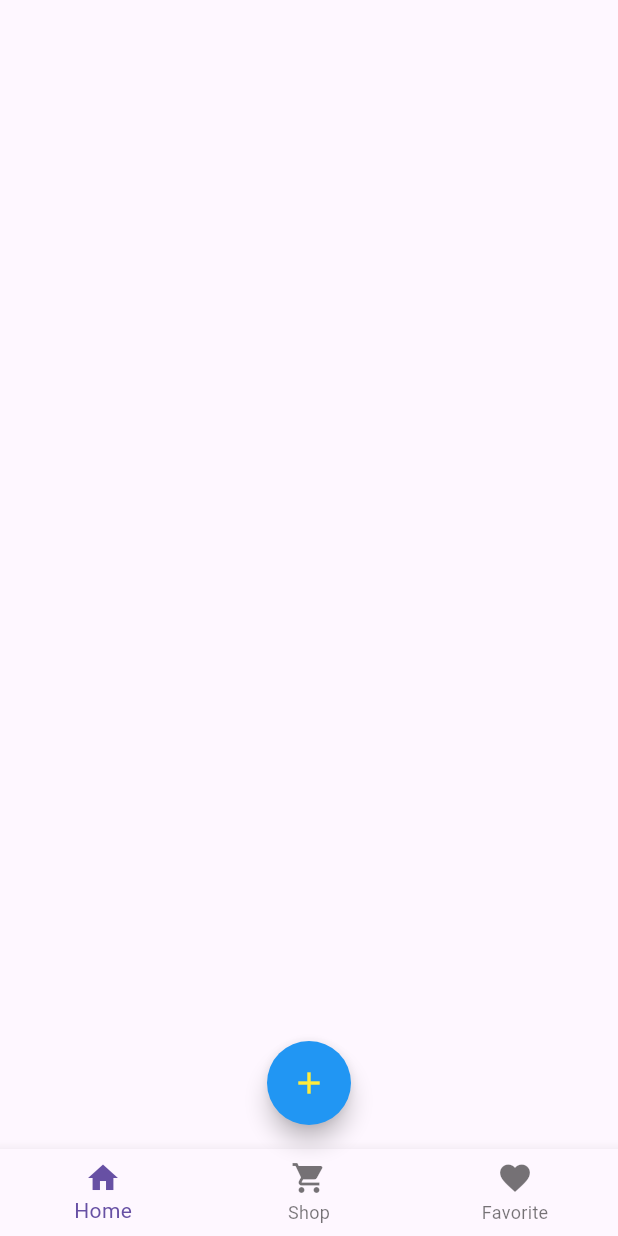
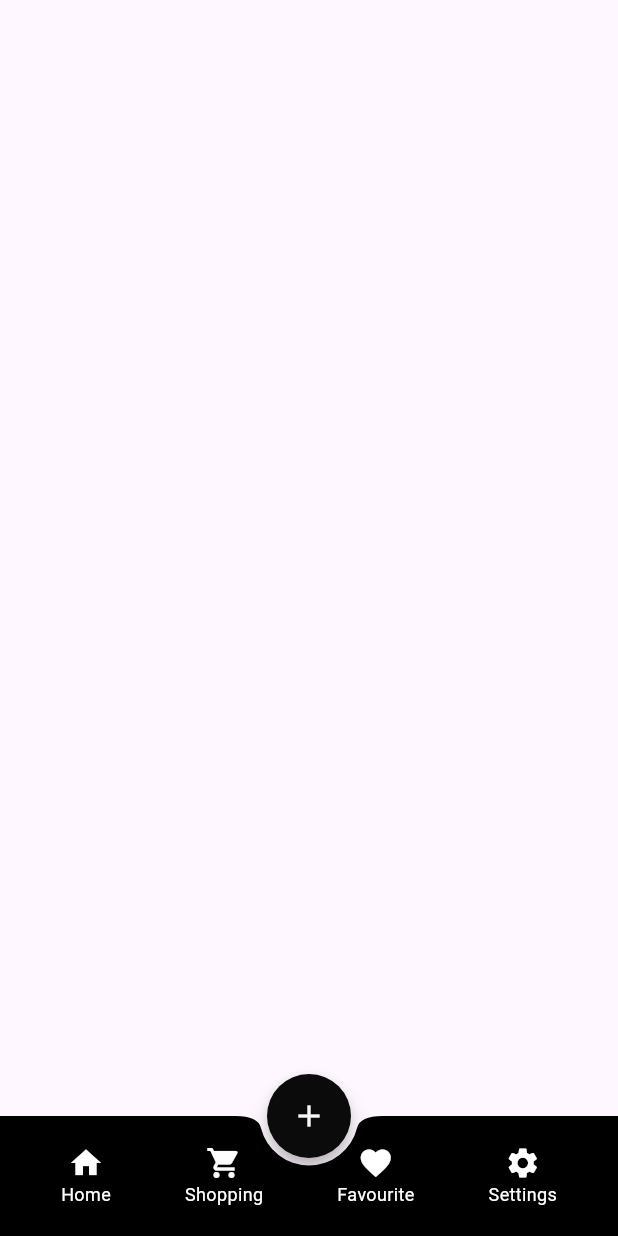
Before and after one commit to ianotieno/MyApp, a Flutter app: the screen it shows after launch, on a phone screen of 412 x 824 dp. Run offline on Flutter 3.47's test engine with Material 3 defaults, Android fonts, the phone set to English and light mode, and no system bars; our stand-ins replace font_awesome_flutter.

Commit message:
update bottomApp

```diff
--- a/lib/screens/float.dart
+++ b/lib/screens/float.dart
@@ -6,39 +6,77 @@ class Float extends StatelessWidget {
   @override
   Widget build(BuildContext context) {
     return Scaffold(
-    floatingActionButtonLocation: FloatingActionButtonLocation.centerFloat,
+      floatingActionButtonLocation: FloatingActionButtonLocation.centerDocked,
       floatingActionButton: FloatingActionButton(
         onPressed: () {},
-
-      backgroundColor:Colors.blue,
-      foregroundColor: Colors.yellow,
-       shape: CircleBorder(
-
+        backgroundColor: const Color.fromARGB(255, 11, 11, 11),
+        foregroundColor: const Color.fromARGB(255, 247, 247, 247),
+        shape: const CircleBorder(),
+        child: const Icon(Icons.add),
       ),
-
-      child: Icon(Icons.add),
-
+      bottomNavigationBar: BottomAppBar(
+        notchMargin: 5.0,
+       shape: CircularNotchedRectangle(),
+        color: Colors.black,
+        child: Row(
+          mainAxisAlignment: MainAxisAlignment.spaceAround,
+          mainAxisSize: MainAxisSize.max,
+          children: [
+            Padding(
+              padding: const EdgeInsets.symmetric(horizontal: 20.0, vertical: 4.0), // Reduced vertical padding
+              child: Column(
+                mainAxisSize: MainAxisSize.min,
+                children: const [
+                  Icon(Icons.home, color: Colors.white, size: 24), // Reduced icon size
+                  Text(
+                    "Home",
+                    style: TextStyle(color: Colors.white, fontSize: 12), // Reduced font size
                   ),
-   bottomNavigationBar: BottomNavigationBar(
-     items: [
-       BottomNavigationBarItem(
-         icon: Icon(Icons.home),
-         label: 'Home',
+                ],
               ),
-       BottomNavigationBarItem(
-         icon: Icon(Icons.shopping_cart),
-         label: 'Shop',
             ),
-        BottomNavigationBarItem(
-         icon: Icon(Icons.favorite),
-         label: 'Favorite',
-       )
+            Padding(
+              padding: const EdgeInsets.symmetric(horizontal: 20.0, vertical: 4.0), // Adjusted padding
+              child: Column(
+                mainAxisSize: MainAxisSize.min,
+                children: const [
+                  Icon(Icons.shopping_cart, color: Colors.white, size: 24), // Reduced icon size
+                  Text(
+                    "Shopping",
+                    style: TextStyle(color: Colors.white, fontSize: 12), // Reduced font size
+                  ),
                 ],
-
               ),
-
-
-
+            ),
+             Padding(
+              padding: const EdgeInsets.symmetric(horizontal: 20.0, vertical: 4.0), // Adjusted padding
+              child: Column(
+                mainAxisSize: MainAxisSize.min,
+                children: const [
+                  Icon(Icons.favorite, color: Colors.white, size: 24), // Reduced icon size
+                  Text(
+                    "Favourite",
+                    style: TextStyle(color: Colors.white, fontSize: 12), // Reduced font size
+                  ),
+                ],
+              ),
+            ),
+             Padding(
+              padding: const EdgeInsets.symmetric(horizontal: 20.0, vertical: 4.0), // Adjusted padding
+              child: Column(
+                mainAxisSize: MainAxisSize.min,
+                children: const [
+                  Icon(Icons.settings, color: Colors.white, size: 24), // Reduced icon size
+                  Text(
+                    "Settings",
+                    style: TextStyle(color: Colors.white, fontSize: 12), // Reduced font size
+                  ),
+                ],
+              ),
+            ),
+          ],
+        ),
+      ),
     );
   }
 }
```
Lines whose indentation alone changed are shown as unchanged.
